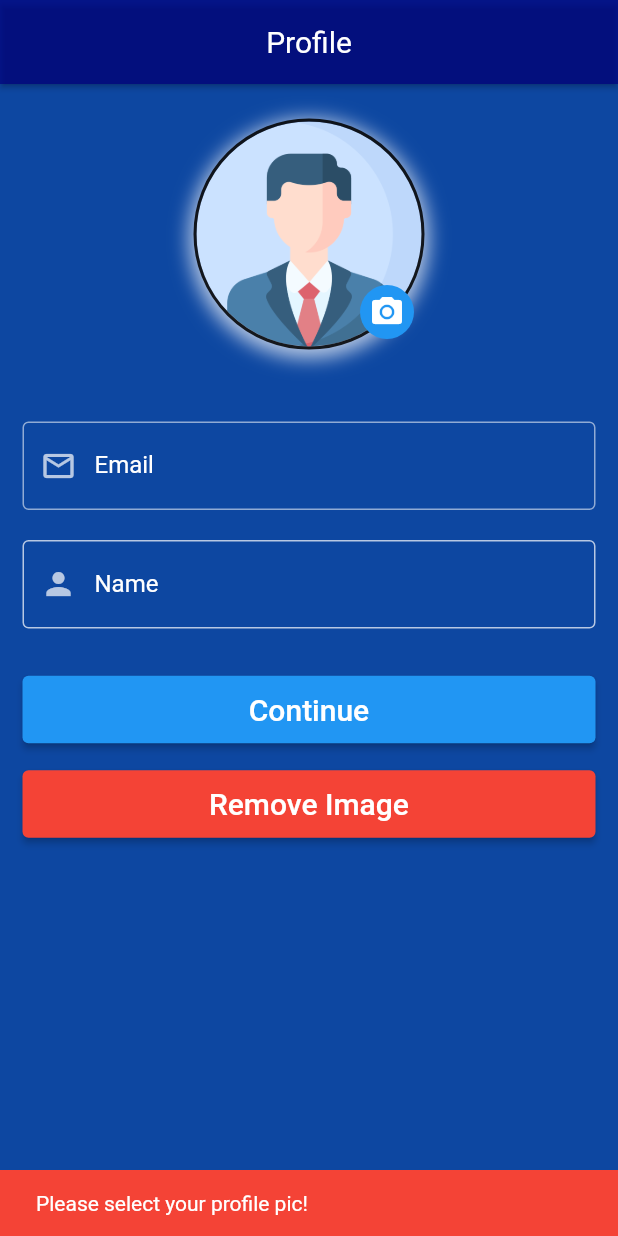
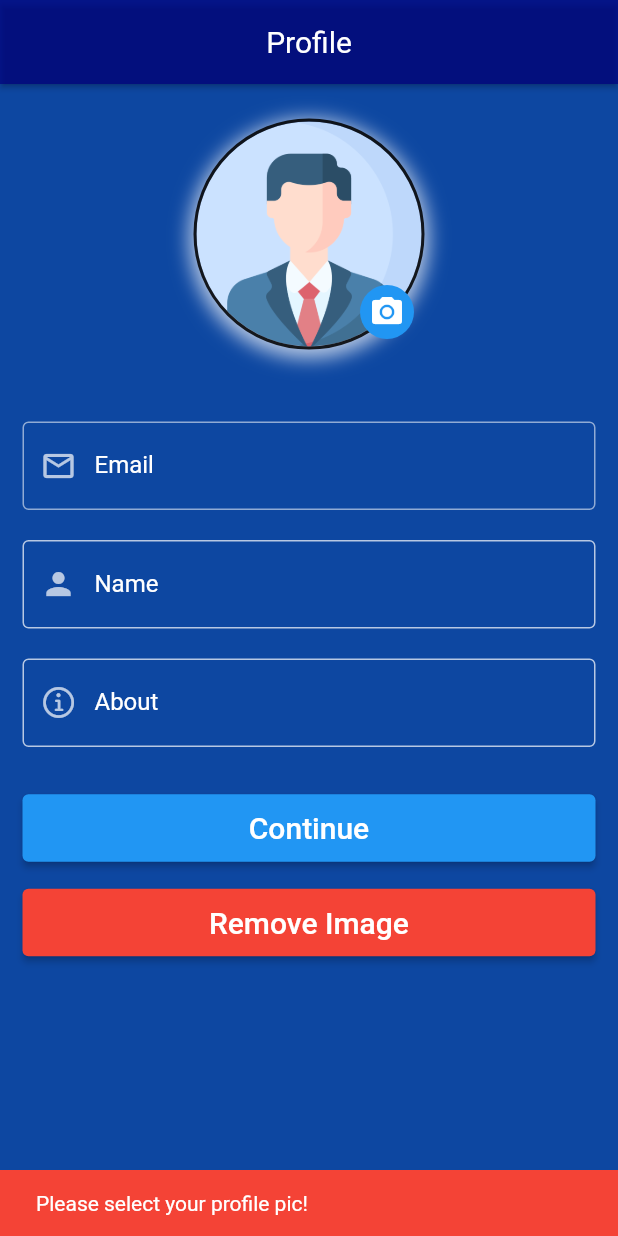
Before and after one commit to jasi341/major_project, a Flutter app: the RegistrationProfileScreen screen opened directly, after a tap on "Continue", on a phone screen of 412 x 824 dp. Run offline on Flutter 3.47's test engine with Material 2 defaults, Android fonts, the phone set to English and light mode, and no system bars; our stand-ins replace cloud_firestore, firebase_auth, firebase_core, firebase_storage, fluttertoast, google_fonts and 3 more; accounts and stored records are empty.

Commit message:
User Data changes in signUp Screen

```diff
--- a/lib/screens/auth/signup.dart
+++ b/lib/screens/auth/signup.dart
@@ -257,8 +257,6 @@ class _SignUpState extends State<SignUp> {
             ),
             const SizedBox(height: 15,),
           ],
-
-
         ),
       ),
     );
--- a/lib/screens/register_user_profile.dart
+++ b/lib/screens/register_user_profile.dart
@@ -1,11 +1,11 @@
 import 'dart:io';
 import 'package:cloud_firestore/cloud_firestore.dart';
 import 'package:firebase_storage/firebase_storage.dart';
+import 'package:flutter/cupertino.dart';
 import 'package:flutter/material.dart';
 import 'package:fluttertoast/fluttertoast.dart';
 import 'package:google_fonts/google_fonts.dart';
 import 'package:image_picker/image_picker.dart';
-import 'package:major_project/api/firestore_utils.dart';
 import 'package:major_project/data/User.dart';
 import 'package:major_project/helper/dialogs.dart';
 import 'package:major_project/nav_anim/userprofile_nav_anim.dart';
@@ -25,6 +25,7 @@ class _RegistrationProfileScreenState extends State<RegistrationProfileScreen> {
   String? imageUrl ;
   final TextEditingController _nameController = TextEditingController();
   final TextEditingController _emailController = TextEditingController();
+  final TextEditingController _aboutController = TextEditingController();
 
   Future<void> _getImage(ImageSource source) async {
     final picker = ImagePicker();
@@ -42,7 +43,7 @@ class _RegistrationProfileScreenState extends State<RegistrationProfileScreen> {
       imageUrl = await storageSnapshot.ref.getDownloadURL();
 
       await FirebaseFirestore.instance
-          .collection('users')
+          .collection(CollectionsConst.userCollection)
           .doc(APIs.auth.currentUser!.uid)
           .update({'profileImageUrl': imageUrl});
 
@@ -55,13 +56,6 @@ class _RegistrationProfileScreenState extends State<RegistrationProfileScreen> {
         fontSize: 16.0,
       );
     }
-  }
-
-  @override
-  void initState() {
-    savedImage = APIs.auth.currentUser!.photoURL;
-
-    super.initState();
   }
 
   @override
@@ -227,6 +221,36 @@ class _RegistrationProfileScreenState extends State<RegistrationProfileScreen> {
               ),
               const SizedBox(height: 20),
               Padding(
+                padding: const EdgeInsets.symmetric(horizontal: 15.0),
+                child: TextField(
+                  maxLines: 3,
+                  minLines: 1,
+                  controller: _aboutController,
+                  style: GoogleFonts.robotoSerif(color: Colors.white),
+                  cursorColor: Colors.white,
+                  keyboardType: TextInputType.text,
+                  textInputAction: TextInputAction.done,
+                  onSubmitted: (value) {
+                    _validateAndSubmit();
+                  },
+                  decoration: InputDecoration(
+                    labelText: 'About',
+                    prefixIcon: const Icon(CupertinoIcons.info_circle,color: Colors.white70,),
+                    labelStyle: GoogleFonts.robotoSerif(color: Colors.white),
+                    border:  const OutlineInputBorder(
+                      borderSide: BorderSide(color: Colors.grey),
+                    ),
+                    focusedBorder: const OutlineInputBorder(
+                      borderSide: BorderSide(color: Colors.white),
+                    ),
+                    enabledBorder: const OutlineInputBorder(
+                      borderSide: BorderSide(color: Colors.white70),
+                    ),
+                  ),
+                ),
+              ),
+              const SizedBox(height: 20),
+              Padding(
                 padding: const EdgeInsets.symmetric(horizontal: 15.0, vertical: 10),
                 child: ElevatedButton(
                   onPressed: () async {
@@ -290,14 +314,7 @@ class _RegistrationProfileScreenState extends State<RegistrationProfileScreen> {
         imageUrl = imageUrl;
       });
       try {
-        UserDetails userDetails = UserDetails(
-          name: _nameController.text,
-          email: _emailController.text,
-          profilePic: imageUrl!,
-        );
-
-        FireStoreUtils.uploadUserInfo(
-            userDetails, CollectionsConst.userCollection);
+        APIs.createUser();
 
         if(mounted) {
           Navigator.pop(context);
--- a/lib/screens/update_profile_screen.dart
+++ b/lib/screens/update_profile_screen.dart
@@ -56,7 +56,6 @@ class _UpdateProfileScreenState extends State<UpdateProfileScreen> {
     savedImage = APIs.auth.currentUser!.photoURL;
     _nameController.text = APIs.auth.currentUser!.displayName!;
     _emailController.text = APIs.auth.currentUser!.email!;
-    print("Uid in update profile screen: ${APIs.auth.currentUser!.uid}");
     super.initState();
   }
 
--- a/lib/widgets/chat_user_card.dart
+++ b/lib/widgets/chat_user_card.dart
@@ -23,7 +23,6 @@ class _ChatUserCardState extends State<ChatUserCard> {
       child: InkWell(
         splashColor: Colors.white.withOpacity(0.7),
         onTap: (){
-          print('img : ${widget.user.image}');
         },
         child: ListTile(
           shape: const RoundedRectangleBorder(
```
